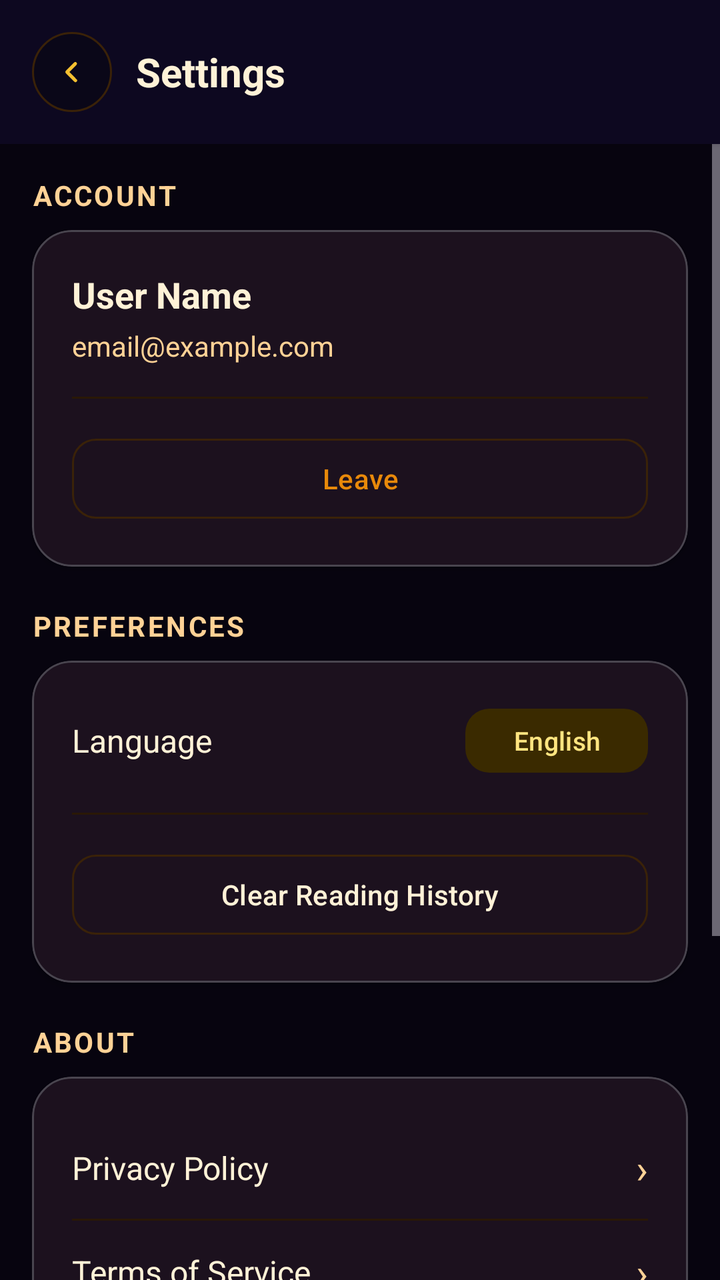
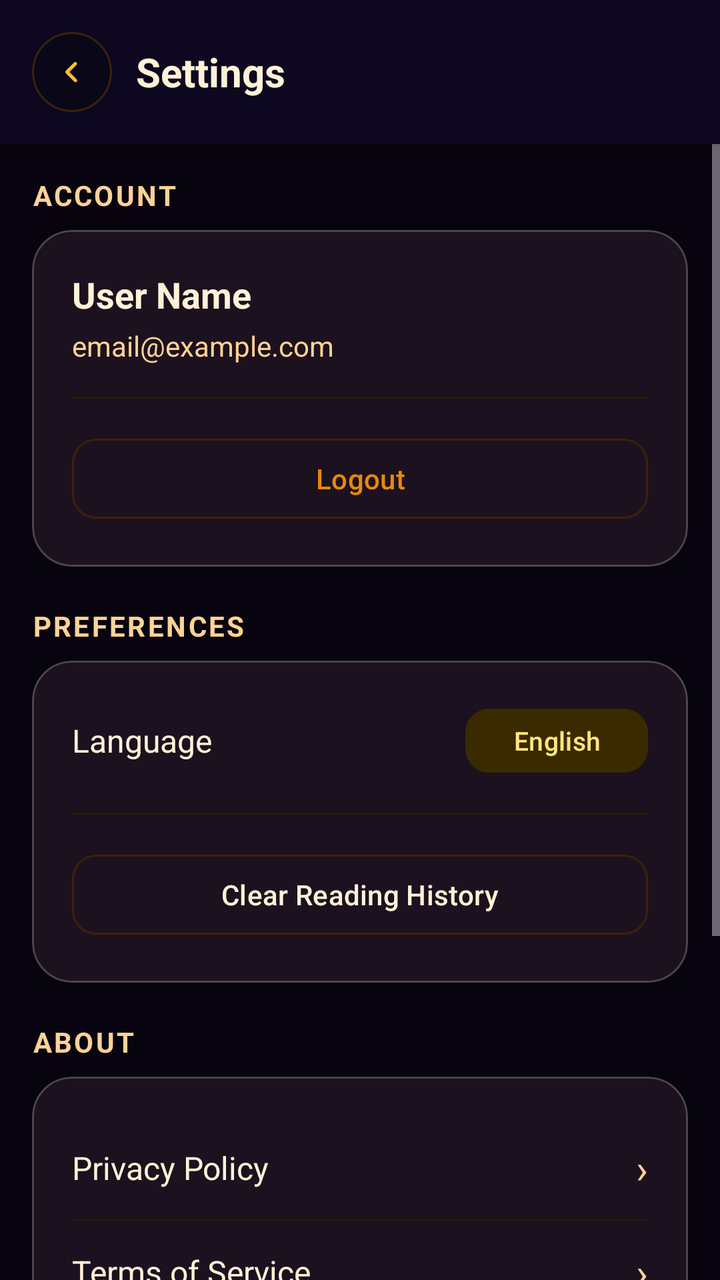

Before-and-after screenshots of an Android layout around one commit, followed by the original layout XML and the change that was made.
<!-- AndroidManifest.xml: application theme Theme.Astroapp -->
<!-- res/layout/activity_settings.xml -->
<?xml version="1.0" encoding="utf-8"?>
<LinearLayout xmlns:android="http://schemas.android.com/apk/res/android"
    xmlns:app="http://schemas.android.com/apk/res-auto"
    android:layout_width="match_parent"
    android:layout_height="match_parent"
    android:orientation="vertical"
    android:background="@color/bg_warm">

    
    <LinearLayout
        android:layout_width="match_parent"
        android:layout_height="wrap_content"
        android:background="@color/surface"
        android:elevation="2dp"
        android:padding="16dp"
        android:orientation="horizontal"
        android:gravity="center_vertical">

        <ImageView
            android:id="@+id/btnBack"
            android:layout_width="40dp"
            android:layout_height="40dp"
            android:layout_marginEnd="12dp"
            android:background="@drawable/bg_topbar_icon"
            android:padding="10dp"
            android:scaleType="fitCenter"
            app:srcCompat="@drawable/ic_back_arrow"
            android:tint="@color/brand_gold"
            android:contentDescription="@string/cd_back_button" />

        <TextView
            android:layout_width="wrap_content"
            android:layout_height="wrap_content"
            android:text="@string/settings_title"
            android:textSize="20sp"
            android:textStyle="bold"
            android:textColor="@color/text_dark" />
    </LinearLayout>

    
    <ScrollView
        android:layout_width="match_parent"
        android:layout_height="0dp"
        android:layout_weight="1"
        android:clipToPadding="false">

        <LinearLayout
            android:layout_width="match_parent"
            android:layout_height="wrap_content"
            android:orientation="vertical"
            android:padding="16dp">

            
            <TextView
                android:layout_width="wrap_content"
                android:layout_height="wrap_content"
                android:text="@string/settings_section_account"
                android:textSize="14sp"
                android:textStyle="bold"
                android:textColor="@color/text_medium"
                android:textAllCaps="true"
                android:letterSpacing="0.08"
                android:layout_marginBottom="8dp" />

            <com.google.android.material.card.MaterialCardView
                android:layout_width="match_parent"
                android:layout_height="wrap_content"
                android:layout_marginBottom="20dp"
                app:cardCornerRadius="20dp"
                app:cardElevation="2dp"
                app:cardBackgroundColor="@color/surface">

                <LinearLayout
                    android:layout_width="match_parent"
                    android:layout_height="wrap_content"
                    android:orientation="vertical"
                    android:padding="20dp">

                    <TextView
                        android:id="@+id/tvSettingsName"
                        android:layout_width="wrap_content"
                        android:layout_height="wrap_content"
                        android:text="User Name"
                        android:textSize="18sp"
                        android:textStyle="bold"
                        android:textColor="@color/text_dark"
                        android:layout_marginBottom="4dp" />

                    <TextView
                        android:id="@+id/tvSettingsEmail"
                        android:layout_width="wrap_content"
                        android:layout_height="wrap_content"
                        android:text="email@example.com"
                        android:textSize="14sp"
                        android:textColor="@color/text_medium"
                        android:layout_marginBottom="16dp" />

                    <View
                        android:layout_width="match_parent"
                        android:layout_height="1dp"
                        android:background="@color/divider"
                        android:layout_marginBottom="16dp" />

                    <com.google.android.material.button.MaterialButton
                        android:id="@+id/btnSettingsLogout"
                        android:layout_width="match_parent"
                        android:layout_height="48dp"
                        android:text="@string/home_btn_logout"
                        android:textColor="@color/primary"
                        app:cornerRadius="12dp"
                        app:strokeColor="@color/outline"
                        app:strokeWidth="1dp"
                        style="@style/Widget.Material3.Button.OutlinedButton" />
                </LinearLayout>
            </com.google.android.material.card.MaterialCardView>

            
            <TextView
                android:layout_width="wrap_content"
                android:layout_height="wrap_content"
                android:text="@string/settings_section_preferences"
                android:textSize="14sp"
                android:textStyle="bold"
                android:textColor="@color/text_medium"
                android:textAllCaps="true"
                android:letterSpacing="0.08"
                android:layout_marginBottom="8dp" />

            <com.google.android.material.card.MaterialCardView
                android:layout_width="match_parent"
                android:layout_height="wrap_content"
                android:layout_marginBottom="20dp"
                app:cardCornerRadius="20dp"
                app:cardElevation="2dp"
                app:cardBackgroundColor="@color/surface">

                <LinearLayout
                    android:layout_width="match_parent"
                    android:layout_height="wrap_content"
                    android:orientation="vertical"
                    android:padding="20dp">

                    
                    <LinearLayout
                        android:id="@+id/llLanguageRow"
                        android:layout_width="match_parent"
                        android:layout_height="wrap_content"
                        android:orientation="horizontal"
                        android:gravity="center_vertical"
                        android:layout_marginBottom="16dp">

                        <TextView
                            android:layout_width="0dp"
                            android:layout_height="wrap_content"
                            android:layout_weight="1"
                            android:text="@string/profile_language"
                            android:textSize="16sp"
                            android:textColor="@color/text_dark" />

                        <com.google.android.material.button.MaterialButton
                            android:id="@+id/btnLanguage"
                            android:layout_width="wrap_content"
                            android:layout_height="40dp"
                            android:text="English"
                            android:textSize="13sp"
                            app:cornerRadius="12dp"
                            style="@style/Widget.Material3.Button.TonalButton" />
                    </LinearLayout>

                    <View
                        android:layout_width="match_parent"
                        android:layout_height="1dp"
                        android:background="@color/divider"
                        android:layout_marginBottom="16dp" />

                    
                    <com.google.android.material.button.MaterialButton
                        android:id="@+id/btnClearHistory"
                        android:layout_width="match_parent"
                        android:layout_height="48dp"
                        android:text="@string/settings_clear_history"
                        android:textColor="@color/text_dark"
                        app:cornerRadius="12dp"
                        app:strokeColor="@color/outline"
                        app:strokeWidth="1dp"
                        style="@style/Widget.Material3.Button.OutlinedButton" />
                </LinearLayout>
            </com.google.android.material.card.MaterialCardView>

            
            <TextView
                android:layout_width="wrap_content"
                android:layout_height="wrap_content"
                android:text="@string/settings_section_about"
                android:textSize="14sp"
                android:textStyle="bold"
                android:textColor="@color/text_medium"
                android:textAllCaps="true"
                android:letterSpacing="0.08"
                android:layout_marginBottom="8dp" />

            <com.google.android.material.card.MaterialCardView
                android:layout_width="match_parent"
                android:layout_height="wrap_content"
                android:layout_marginBottom="20dp"
                app:cardCornerRadius="20dp"
                app:cardElevation="2dp"
                app:cardBackgroundColor="@color/surface">

                <LinearLayout
                    android:layout_width="match_parent"
                    android:layout_height="wrap_content"
                    android:orientation="vertical"
                    android:padding="20dp">

                    
                    <LinearLayout
                        android:id="@+id/btnPrivacyPolicy"
                        android:layout_width="match_parent"
                        android:layout_height="wrap_content"
                        android:orientation="horizontal"
                        android:gravity="center_vertical"
                        android:background="?attr/selectableItemBackground"
                        android:clickable="true"
                        android:focusable="true"
                        android:paddingVertical="12dp">

                        <TextView
                            android:layout_width="0dp"
                            android:layout_height="wrap_content"
                            android:layout_weight="1"
                            android:text="@string/profile_privacy_policy"
                            android:textSize="16sp"
                            android:textColor="@color/text_dark" />

                        <TextView
                            android:layout_width="wrap_content"
                            android:layout_height="wrap_content"
                            android:text="›"
                            android:textSize="20sp"
                            android:textColor="@color/text_medium" />
                    </LinearLayout>

                    <View
                        android:layout_width="match_parent"
                        android:layout_height="1dp"
                        android:background="@color/divider" />

                    
                    <LinearLayout
                        android:id="@+id/btnTerms"
                        android:layout_width="match_parent"
                        android:layout_height="wrap_content"
                        android:orientation="horizontal"
                        android:gravity="center_vertical"
                        android:background="?attr/selectableItemBackground"
                        android:clickable="true"
                        android:focusable="true"
                        android:paddingVertical="12dp">

                        <TextView
                            android:layout_width="0dp"
                            android:layout_height="wrap_content"
                            android:layout_weight="1"
                            android:text="@string/profile_terms"
                            android:textSize="16sp"
                            android:textColor="@color/text_dark" />

                        <TextView
                            android:layout_width="wrap_content"
                            android:layout_height="wrap_content"
                            android:text="›"
                            android:textSize="20sp"
                            android:textColor="@color/text_medium" />
                    </LinearLayout>

                    <View
                        android:layout_width="match_parent"
                        android:layout_height="1dp"
                        android:background="@color/divider"
                        android:layout_marginBottom="12dp" />

                    
                    <TextView
                        android:id="@+id/tvVersion"
                        android:layout_width="wrap_content"
                        android:layout_height="wrap_content"
                        android:text="AstroApp v1.0"
                        android:textSize="13sp"
                        android:textColor="@color/text_medium"
                        android:layout_gravity="center_horizontal" />
                </LinearLayout>
            </com.google.android.material.card.MaterialCardView>

            
            <TextView
                android:layout_width="wrap_content"
                android:layout_height="wrap_content"
                android:text="@string/settings_section_danger"
                android:textSize="14sp"
                android:textStyle="bold"
                android:textColor="@color/error"
                android:textAllCaps="true"
                android:letterSpacing="0.08"
                android:layout_marginBottom="8dp" />

            <com.google.android.material.card.MaterialCardView
                android:layout_width="match_parent"
                android:layout_height="wrap_content"
                android:layout_marginBottom="24dp"
                app:cardCornerRadius="20dp"
                app:cardElevation="2dp"
                app:cardBackgroundColor="@color/surface">

                <LinearLayout
                    android:layout_width="match_parent"
                    android:layout_height="wrap_content"
                    android:orientation="vertical"
                    android:padding="20dp">

                    <com.google.android.material.button.MaterialButton
                        android:id="@+id/btnDeleteData"
                        android:layout_width="match_parent"
                        android:layout_height="48dp"
                        android:text="@string/profile_delete_data"
                        android:textColor="@color/error"
                        app:cornerRadius="12dp"
                        app:strokeColor="@color/error"
                        app:strokeWidth="1dp"
                        app:rippleColor="@color/error_container"
                        style="@style/Widget.Material3.Button.OutlinedButton" />
                </LinearLayout>
            </com.google.android.material.card.MaterialCardView>

        </LinearLayout>
    </ScrollView>
</LinearLayout>
<!-- resources referenced by this layout -->
<resources>
  <color name="bg_warm">#07040F</color>
  <color name="brand_gold">#F5C030</color>
  <color name="divider">#2A1806</color>
  <color name="error">#FF4D4D</color>
  <color name="error_container">#93000A</color>
  <color name="outline">#3A2208</color>
  <color name="primary">#E8890A</color>
  <color name="surface">#0D0820</color>
  <color name="text_dark">#FFF2D7</color>
  <color name="text_medium">#FFD296</color>
  <!-- drawable bg_topbar_icon (drawable) -->
  <?xml version="1.0" encoding="utf-8"?>
  <shape xmlns:android="http://schemas.android.com/apk/res/android"
      android:shape="oval">
      <solid android:color="@color/surface_container_low" />
      <stroke
          android:width="1dp"
          android:color="@color/glass_card_border" />
  </shape>
  <!-- drawable ic_back_arrow (drawable) -->
  <?xml version="1.0" encoding="utf-8"?>
  <vector xmlns:android="http://schemas.android.com/apk/res/android"
      android:width="24dp"
      android:height="24dp"
      android:viewportWidth="24"
      android:viewportHeight="24">
      <path
          android:fillColor="#FFFFFFFF"
          android:pathData="M14.7,6.3a1,1 0,0 1,0 1.4L10.41,12l4.29,4.3a1,1 0,1 1,-1.41 1.4l-5,-5a1,1 0,0 1,0 -1.4l5,-5a1,1 0,0 1,1.41 0z" />
  </vector>
  <string name="cd_back_button">Return</string>
  <string name="home_btn_logout">Leave</string>
  <string name="profile_delete_data">Remove My Data</string>
  <string name="profile_language">Language</string>
  <string name="profile_privacy_policy">Privacy Policy</string>
  <string name="profile_terms">Terms of Service</string>
  <string name="settings_clear_history">Clear Reading History</string>
  <string name="settings_section_about">About</string>
  <string name="settings_section_account">Account</string>
  <string name="settings_section_danger">Danger Zone</string>
  <string name="settings_section_preferences">Preferences</string>
  <string name="settings_title">Settings</string>
  <color name="surface_container_low">#0A0718</color>
  <color name="glass_card_border">#3A2208</color>
  <color name="primary_dark">#C9720A</color>
  <color name="on_primary">#FFF8E7</color>
  <color name="primary_container">#2E1804</color>
  <color name="on_primary_container">#FFD080</color>
  <color name="secondary">#F5C030</color>
  <color name="on_secondary">#1A1200</color>
  <color name="secondary_container">#3A2A00</color>
  <color name="on_secondary_container">#FFE580</color>
  <color name="tertiary">#F5C030</color>
  <color name="on_tertiary">#1A1200</color>
  <color name="tertiary_container">#3A2A00</color>
  <color name="on_tertiary_container">#FFE580</color>
  <color name="on_error">#FFFFFF</color>
  <color name="on_error_container">#FFDAD6</color>
  <color name="on_surface">#FFF2D7</color>
  <color name="surface_variant">#150E22</color>
  <color name="on_surface_variant">#FFD296</color>
  <style name="ShapeAppearance.Astro.SmallComponent" parent="ShapeAppearance.Material3.SmallComponent">
          <item name="cornerSize">@dimen/radius_sm</item>
      </style>
  <style name="ShapeAppearance.Astro.MediumComponent" parent="ShapeAppearance.Material3.MediumComponent">
          <item name="cornerSize">@dimen/radius_md</item>
      </style>
  <style name="ShapeAppearance.Astro.LargeComponent" parent="ShapeAppearance.Material3.LargeComponent">
          <item name="cornerSize">@dimen/radius_lg</item>
      </style>
  <dimen name="radius_sm">8dp</dimen>
  <dimen name="radius_md">12dp</dimen>
  <dimen name="radius_lg">16dp</dimen>
  <!-- unchanged entries left out for length: 1 -->
</resources>

<!-- the commit's change to res/layout/activity_settings.xml (unified diff, before → after) -->
@@ -25,7 +25,7 @@
             android:padding="10dp"
             android:scaleType="fitCenter"
             app:srcCompat="@drawable/ic_back_arrow"
-            android:tint="@color/brand_gold"
+            app:tint="@color/brand_gold"
             android:contentDescription="@string/cd_back_button" />
 
         <TextView
<!-- resource entries referenced after the edit -->
@@ -30,9 +30,9 @@
           android:fillColor="#FFFFFFFF"
           android:pathData="M14.7,6.3a1,1 0,0 1,0 1.4L10.41,12l4.29,4.3a1,1 0,1 1,-1.41 1.4l-5,-5a1,1 0,0 1,0 -1.4l5,-5a1,1 0,0 1,1.41 0z" />
   </vector>
-  <string name="cd_back_button">Return</string>
-  <string name="home_btn_logout">Leave</string>
-  <string name="profile_delete_data">Remove My Data</string>
+  <string name="cd_back_button">Go back</string>
+  <string name="home_btn_logout">Logout</string>
+  <string name="profile_delete_data">Delete My Data</string>
   <string name="profile_language">Language</string>
   <string name="profile_privacy_policy">Privacy Policy</string>
   <string name="profile_terms">Terms of Service</string>
